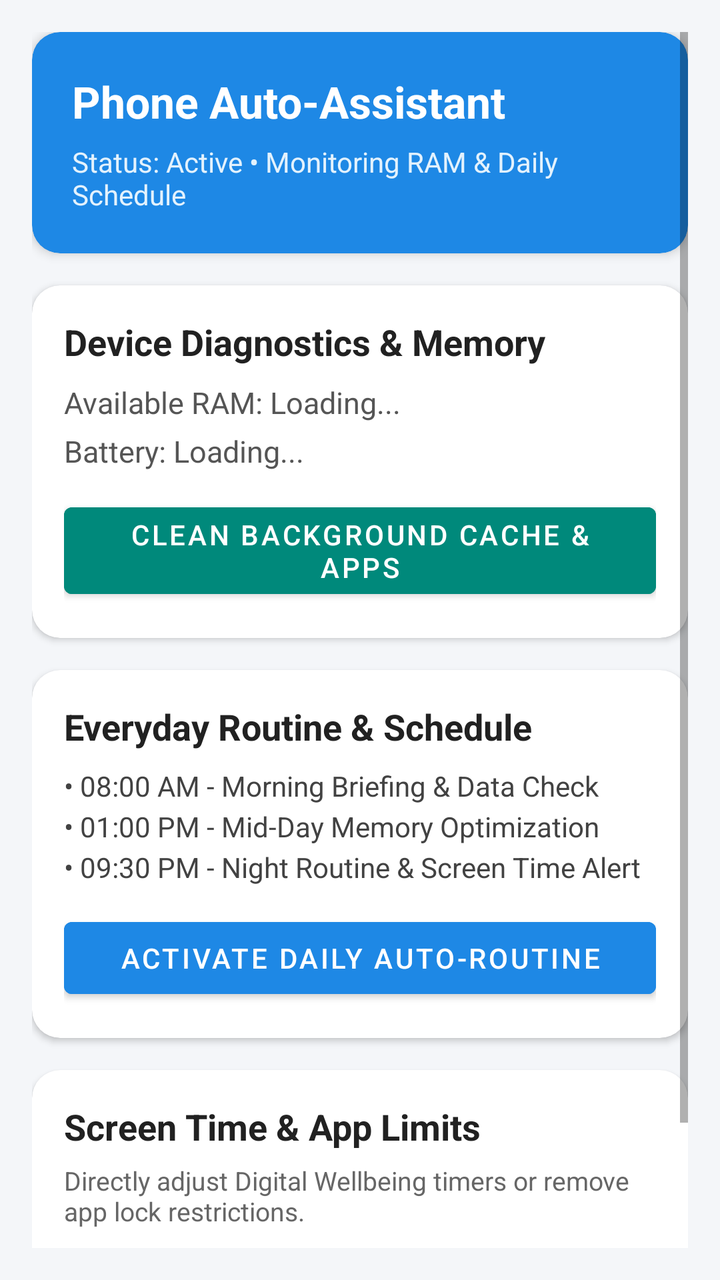
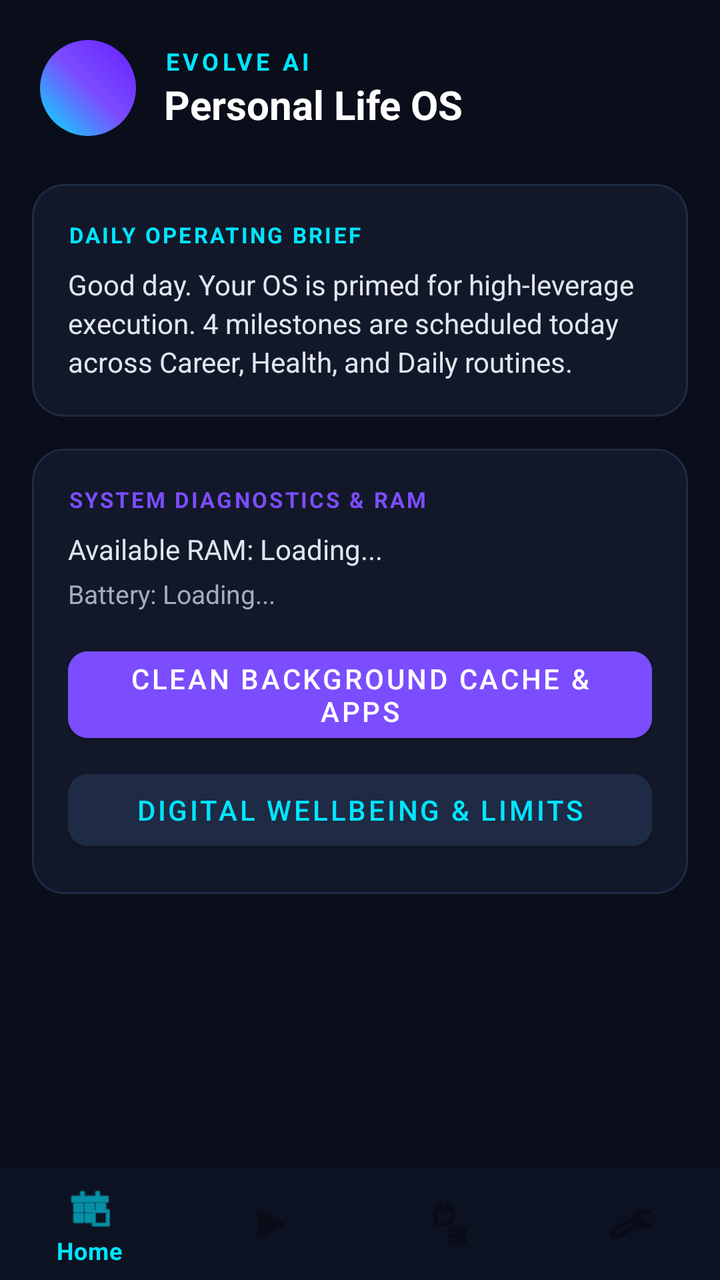

Before-and-after screenshots of an Android layout around one commit, followed by the original layout XML and the change that was made.
<!-- AndroidManifest.xml: application theme Theme.PhoneAssistant -->
<!-- res/layout/activity_main.xml -->
<?xml version="1.0" encoding="utf-8"?>
<ScrollView xmlns:android="http://schemas.android.com/apk/res/android"
    xmlns:app="http://schemas.android.com/apk/res-auto"
    android:layout_width="match_parent"
    android:layout_height="match_parent"
    android:background="#F4F6F9"
    android:padding="16dp">

    <LinearLayout
        android:layout_width="match_parent"
        android:layout_height="wrap_content"
        android:orientation="vertical">

        
        <com.google.android.material.card.MaterialCardView
            android:layout_width="match_parent"
            android:layout_height="wrap_content"
            android:layout_marginBottom="16dp"
            app:cardCornerRadius="14dp"
            app:cardElevation="3dp"
            app:cardBackgroundColor="#1E88E5">

            <LinearLayout
                android:layout_width="match_parent"
                android:layout_height="wrap_content"
                android:orientation="vertical"
                android:padding="20dp">

                <TextView
                    android:layout_width="wrap_content"
                    android:layout_height="wrap_content"
                    android:text="Phone Auto-Assistant"
                    android:textColor="#FFFFFF"
                    android:textSize="22sp"
                    android:textStyle="bold" />

                <TextView
                    android:id="@+id/tvStatus"
                    android:layout_width="wrap_content"
                    android:layout_height="wrap_content"
                    android:layout_marginTop="6dp"
                    android:text="Status: Active • Monitoring RAM &amp; Daily Schedule"
                    android:textColor="#E3F2FD"
                    android:textSize="14sp" />
            </LinearLayout>
        </com.google.android.material.card.MaterialCardView>

        
        <com.google.android.material.card.MaterialCardView
            android:layout_width="match_parent"
            android:layout_height="wrap_content"
            android:layout_marginBottom="16dp"
            app:cardCornerRadius="14dp"
            app:cardElevation="2dp">

            <LinearLayout
                android:layout_width="match_parent"
                android:layout_height="wrap_content"
                android:orientation="vertical"
                android:padding="16dp">

                <TextView
                    android:layout_width="wrap_content"
                    android:layout_height="wrap_content"
                    android:text="Device Diagnostics &amp; Memory"
                    android:textColor="#212121"
                    android:textSize="18sp"
                    android:textStyle="bold" />

                <TextView
                    android:id="@+id/tvMemoryInfo"
                    android:layout_width="wrap_content"
                    android:layout_height="wrap_content"
                    android:layout_marginTop="8dp"
                    android:text="Available RAM: Loading..."
                    android:textColor="#555555"
                    android:textSize="15sp" />

                <TextView
                    android:id="@+id/tvBatteryInfo"
                    android:layout_width="wrap_content"
                    android:layout_height="wrap_content"
                    android:layout_marginTop="4dp"
                    android:text="Battery: Loading..."
                    android:textColor="#555555"
                    android:textSize="15sp" />

                <Button
                    android:id="@+id/btnCleanRam"
                    android:layout_width="match_parent"
                    android:layout_height="wrap_content"
                    android:layout_marginTop="12dp"
                    android:backgroundTint="#00897B"
                    android:text="Clean Background Cache &amp; Apps"
                    android:textColor="#FFFFFF" />
            </LinearLayout>
        </com.google.android.material.card.MaterialCardView>

        
        <com.google.android.material.card.MaterialCardView
            android:layout_width="match_parent"
            android:layout_height="wrap_content"
            android:layout_marginBottom="16dp"
            app:cardCornerRadius="14dp"
            app:cardElevation="2dp">

            <LinearLayout
                android:layout_width="match_parent"
                android:layout_height="wrap_content"
                android:orientation="vertical"
                android:padding="16dp">

                <TextView
                    android:layout_width="wrap_content"
                    android:layout_height="wrap_content"
                    android:text="Everyday Routine &amp; Schedule"
                    android:textColor="#212121"
                    android:textSize="18sp"
                    android:textStyle="bold" />

                <TextView
                    android:id="@+id/tvDailySchedule"
                    android:layout_width="wrap_content"
                    android:layout_height="wrap_content"
                    android:layout_marginTop="8dp"
                    android:lineSpacingExtra="4dp"
                    android:text="• 08:00 AM - Morning Briefing &amp; Data Check\n• 01:00 PM - Mid-Day Memory Optimization\n• 09:30 PM - Night Routine &amp; Screen Time Alert"
                    android:textColor="#424242"
                    android:textSize="14sp" />

                <Button
                    android:id="@+id/btnScheduleSync"
                    android:layout_width="match_parent"
                    android:layout_height="wrap_content"
                    android:layout_marginTop="12dp"
                    android:backgroundTint="#1E88E5"
                    android:text="Activate Daily Auto-Routine"
                    android:textColor="#FFFFFF" />
            </LinearLayout>
        </com.google.android.material.card.MaterialCardView>

        
        <com.google.android.material.card.MaterialCardView
            android:layout_width="match_parent"
            android:layout_height="wrap_content"
            android:layout_marginBottom="16dp"
            app:cardCornerRadius="14dp"
            app:cardElevation="2dp">

            <LinearLayout
                android:layout_width="match_parent"
                android:layout_height="wrap_content"
                android:orientation="vertical"
                android:padding="16dp">

                <TextView
                    android:layout_width="wrap_content"
                    android:layout_height="wrap_content"
                    android:text="Screen Time &amp; App Limits"
                    android:textColor="#212121"
                    android:textSize="18sp"
                    android:textStyle="bold" />

                <TextView
                    android:layout_width="wrap_content"
                    android:layout_height="wrap_content"
                    android:layout_marginTop="6dp"
                    android:text="Directly adjust Digital Wellbeing timers or remove app lock restrictions."
                    android:textColor="#666666"
                    android:textSize="13sp" />

                <Button
                    android:id="@+id/btnScreenTimeSettings"
                    android:layout_width="match_parent"
                    android:layout_height="wrap_content"
                    android:layout_marginTop="12dp"
                    android:backgroundTint="#FB8C00"
                    android:text="Open Screen Time / Digital Wellbeing"
                    android:textColor="#FFFFFF" />
            </LinearLayout>
        </com.google.android.material.card.MaterialCardView>

    </LinearLayout>
</ScrollView>
<!-- resources referenced by this layout -->
<resources>
  <style name="Theme.PhoneAssistant" parent="Theme.MaterialComponents.DayNight.DarkActionBar">
          <item name="colorPrimary">#1E88E5</item>
          <item name="colorPrimaryVariant">#1565C0</item>
          <item name="colorOnPrimary">#FFFFFF</item>
          <item name="colorSecondary">#00ACC1</item>
      </style>
</resources>

<!-- the commit's change to res/layout/activity_main.xml (unified diff, before → after) -->
@@ -1,184 +1,363 @@
 <?xml version="1.0" encoding="utf-8"?>
-<ScrollView xmlns:android="http://schemas.android.com/apk/res/android"
+<androidx.coordinatorlayout.widget.CoordinatorLayout xmlns:android="http://schemas.android.com/apk/res/android"
     xmlns:app="http://schemas.android.com/apk/res-auto"
     android:layout_width="match_parent"
     android:layout_height="match_parent"
-    android:background="#F4F6F9"
-    android:padding="16dp">
-
-    <LinearLayout
+    android:background="#0A0E1A">
+
+    
+    <ScrollView
+        android:layout_width="match_parent"
+        android:layout_height="match_parent"
+        android:layout_marginBottom="64dp"
+        android:padding="16dp">
+
+        <LinearLayout
+            android:layout_width="match_parent"
+            android:layout_height="wrap_content"
+            android:orientation="vertical">
+
+            
+            <LinearLayout
+                android:layout_width="match_parent"
+                android:layout_height="wrap_content"
+                android:orientation="horizontal"
+                android:gravity="center_vertical"
+                android:layout_marginBottom="20dp"
+                android:padding="4dp">
+
+                <ImageView
+                    android:id="@+id/ivOrb"
+                    android:layout_width="48dp"
+                    android:layout_height="48dp"
+                    android:src="@drawable/orb_gradient"
+                    android:contentDescription="Evolve AI Core Orb" />
+
+                <LinearLayout
+                    android:layout_width="wrap_content"
+                    android:layout_height="wrap_content"
+                    android:orientation="vertical"
+                    android:layout_marginStart="14dp">
+
+                    <TextView
+                        android:layout_width="wrap_content"
+                        android:layout_height="wrap_content"
+                        android:text="EVOLVE AI"
+                        android:textColor="#00E5FF"
+                        android:letterSpacing="0.15"
+                        android:textSize="12sp"
+                        android:textStyle="bold" />
+
+                    <TextView
+                        android:layout_width="wrap_content"
+                        android:layout_height="wrap_content"
+                        android:text="Personal Life OS"
+                        android:textColor="#FFFFFF"
+                        android:textSize="20sp"
+                        android:textStyle="bold" />
+                </LinearLayout>
+            </LinearLayout>
+
+            
+            <LinearLayout
+                android:id="@+id/sectionHome"
+                android:layout_width="match_parent"
+                android:layout_height="wrap_content"
+                android:orientation="vertical">
+
+                
+                <com.google.android.material.card.MaterialCardView
+                    android:layout_width="match_parent"
+                    android:layout_height="wrap_content"
+                    android:layout_marginBottom="16dp"
+                    app:cardCornerRadius="16dp"
+                    app:cardElevation="0dp"
+                    app:strokeColor="#1F2A44"
+                    app:strokeWidth="1dp"
+                    app:cardBackgroundColor="#121829">
+
+                    <LinearLayout
+                        android:layout_width="match_parent"
+                        android:layout_height="wrap_content"
+                        android:orientation="vertical"
+                        android:padding="18dp">
+
+                        <TextView
+                            android:layout_width="wrap_content"
+                            android:layout_height="wrap_content"
+                            android:text="DAILY OPERATING BRIEF"
+                            android:textColor="#00E5FF"
+                            android:textSize="11sp"
+                            android:letterSpacing="0.1"
+                            android:textStyle="bold" />
+
+                        <TextView
+                            android:id="@+id/tvDailyBrief"
+                            android:layout_width="wrap_content"
+                            android:layout_height="wrap_content"
+                            android:layout_marginTop="8dp"
+                            android:lineSpacingExtra="3dp"
+                            android:text="Good day. Your OS is primed for high-leverage execution. 4 milestones are scheduled today across Career, Health, and Daily routines."
+                            android:textColor="#E0E6ED"
+                            android:textSize="14sp" />
+                    </LinearLayout>
+                </com.google.android.material.card.MaterialCardView>
+
+                
+                <com.google.android.material.card.MaterialCardView
+                    android:layout_width="match_parent"
+                    android:layout_height="wrap_content"
+                    android:layout_marginBottom="16dp"
+                    app:cardCornerRadius="16dp"
+                    app:cardElevation="0dp"
+                    app:strokeColor="#1F2A44"
+                    app:strokeWidth="1dp"
+                    app:cardBackgroundColor="#121829">
+
+                    <LinearLayout
+                        android:layout_width="match_parent"
+                        android:layout_height="wrap_content"
+                        android:orientation="vertical"
+                        android:padding="18dp">
+
+                        <TextView
+                            android:layout_width="wrap_content"
+                            android:layout_height="wrap_content"
+                            android:text="SYSTEM DIAGNOSTICS &amp; RAM"
+                            android:textColor="#7C4DFF"
+                            android:textSize="11sp"
+                            android:letterSpacing="0.1"
+                            android:textStyle="bold" />
+
+                        <TextView
+                            android:id="@+id/tvMemoryInfo"
+                            android:layout_width="wrap_content"
+                            android:layout_height="wrap_content"
+                            android:layout_marginTop="8dp"
+                            android:text="Available RAM: Loading..."
+                            android:textColor="#E0E6ED"
+                            android:textSize="14sp" />
+
+                        <TextView
+                            android:id="@+id/tvBatteryInfo"
+                            android:layout_width="wrap_content"
+                            android:layout_height="wrap_content"
+                            android:layout_marginTop="4dp"
+                            android:text="Battery: Loading..."
+                            android:textColor="#A0AEC0"
+                            android:textSize="13sp" />
+
+                        <com.google.android.material.button.MaterialButton
+                            android:id="@+id/btnCleanRam"
+                            android:layout_width="match_parent"
+                            android:layout_height="wrap_content"
+                            android:layout_marginTop="14dp"
+                            android:backgroundTint="#7C4DFF"
+                            android:text="Clean Background Cache &amp; Apps"
+                            android:textColor="#FFFFFF"
+                            app:cornerRadius="10dp" />
+
+                        <com.google.android.material.button.MaterialButton
+                            android:id="@+id/btnScreenTimeSettings"
+                            android:layout_width="match_parent"
+                            android:layout_height="wrap_content"
+                            android:layout_marginTop="6dp"
+                            android:backgroundTint="#1F2A44"
+                            android:text="Digital Wellbeing &amp; Limits"
+                            android:textColor="#00E5FF"
+                            app:cornerRadius="10dp" />
+                    </LinearLayout>
+                </com.google.android.material.card.MaterialCardView>
+            </LinearLayout>
+
+            
+            <LinearLayout
+                android:id="@+id/sectionAssistant"
+                android:layout_width="match_parent"
+                android:layout_height="wrap_content"
+                android:orientation="vertical"
+                android:visibility="gone">
+
+                <com.google.android.material.card.MaterialCardView
+                    android:layout_width="match_parent"
+                    android:layout_height="wrap_content"
+                    android:layout_marginBottom="16dp"
+                    app:cardCornerRadius="16dp"
+                    app:strokeColor="#1F2A44"
+                    app:strokeWidth="1dp"
+                    app:cardBackgroundColor="#121829">
+
+                    <LinearLayout
+                        android:layout_width="match_parent"
+                        android:layout_height="wrap_content"
+                        android:orientation="vertical"
+                        android:padding="16dp">
+
+                        <TextView
+                            android:id="@+id/tvAiResponse"
+                            android:layout_width="match_parent"
+                            android:layout_height="wrap_content"
+                            android:minLines="6"
+                            android:lineSpacingExtra="4dp"
+                            android:text="Hello, I am Evolve AI.\n\nAsk me anything regarding your day, career roadmap, workout routine, or type 'remember &lt;note&gt;' to save to permanent AI memory."
+                            android:textColor="#E0E6ED"
+                            android:textSize="14sp" />
+                    </LinearLayout>
+                </com.google.android.material.card.MaterialCardView>
+
+                
+                <LinearLayout
+                    android:layout_width="match_parent"
+                    android:layout_height="wrap_content"
+                    android:orientation="horizontal"
+                    android:gravity="center_vertical"
+                    android:layout_marginBottom="12dp">
+
+                    <EditText
+                        android:id="@+id/etUserQuery"
+                        android:layout_width="0dp"
+                        android:layout_height="48dp"
+                        android:layout_weight="1"
+                        android:background="#121829"
+                        android:hint="Ask Evolve AI or add a task..."
+                        android:textColorHint="#4A5568"
+                        android:textColor="#FFFFFF"
+                        android:paddingStart="14dp"
+                        android:paddingEnd="14dp"
+                        android:textSize="14sp" />
+
+                    <com.google.android.material.button.MaterialButton
+                        android:id="@+id/btnSendQuery"
+                        android:layout_width="wrap_content"
+                        android:layout_height="wrap_content"
+                        android:layout_marginStart="8dp"
+                        android:backgroundTint="#00E5FF"
+                        android:text="Send"
+                        android:textColor="#0A0E1A"
+                        app:cornerRadius="10dp" />
+                </LinearLayout>
+
+                
+                <LinearLayout
+                    android:layout_width="match_parent"
+                    android:layout_height="wrap_content"
+                    android:orientation="horizontal">
+
+                    <Button
+                        android:id="@+id/chipBriefing"
+                        style="@style/Widget.MaterialComponents.Button.OutlinedButton"
+                        android:layout_width="0dp"
+                        android:layout_height="wrap_content"
+                        android:layout_weight="1"
+                        android:layout_marginEnd="4dp"
+                        android:text="Daily Brief"
+                        android:textColor="#00E5FF"
+                        app:strokeColor="#00E5FF" />
+
+                    <Button
+                        android:id="@+id/chipCareer"
+                        style="@style/Widget.MaterialComponents.Button.OutlinedButton"
+                        android:layout_width="0dp"
+                        android:layout_height="wrap_content"
+                        android:layout_weight="1"
+                        android:layout_marginStart="4dp"
+                        android:text="Career Plan"
+                        android:textColor="#7C4DFF"
+                        app:strokeColor="#7C4DFF" />
+                </LinearLayout>
+            </LinearLayout>
+
+            
+            <LinearLayout
+                android:id="@+id/sectionPlanner"
+                android:layout_width="match_parent"
+                android:layout_height="wrap_content"
+                android:orientation="vertical"
+                android:visibility="gone">
+
+                <TextView
+                    android:layout_width="wrap_content"
+                    android:layout_height="wrap_content"
+                    android:text="SCHEDULED MILESTONES &amp; TASKS"
+                    android:textColor="#00E5FF"
+                    android:textSize="11sp"
+                    android:letterSpacing="0.1"
+                    android:textStyle="bold"
+                    android:layout_marginBottom="10dp" />
+
+                <TextView
+                    android:id="@+id/tvPlannerList"
+                    android:layout_width="match_parent"
+                    android:layout_height="wrap_content"
+                    android:lineSpacingExtra="6dp"
+                    android:text="Loading tasks..."
+                    android:textColor="#E0E6ED"
+                    android:textSize="14sp"
+                    android:background="#121829"
+                    android:padding="16dp" />
+
+                <com.google.android.material.button.MaterialButton
+                    android:id="@+id/btnAddNewTask"
+                    android:layout_width="match_parent"
+                    android:layout_height="wrap_content"
+                    android:layout_marginTop="12dp"
+                    android:backgroundTint="#00E5FF"
+                    android:text="+ Add Milestone Task"
+                    android:textColor="#0A0E1A"
+                    app:cornerRadius="10dp" />
+            </LinearLayout>
+
+            
+            <LinearLayout
+                android:id="@+id/sectionMemory"
+                android:layout_width="match_parent"
+                android:layout_height="wrap_content"
+                android:orientation="vertical"
+                android:visibility="gone">
+
+                <TextView
+                    android:layout_width="wrap_content"
+                    android:layout_height="wrap_content"
+                    android:text="PERSISTENT USER-CONTROLLED MEMORY"
+                    android:textColor="#7C4DFF"
+                    android:textSize="11sp"
+                    android:letterSpacing="0.1"
+                    android:textStyle="bold"
+                    android:layout_marginBottom="10dp" />
+
+                <TextView
+                    android:id="@+id/tvMemoryList"
+                    android:layout_width="match_parent"
+                    android:layout_height="wrap_content"
+                    android:lineSpacingExtra="6dp"
+                    android:text="Loading memories..."
+                    android:textColor="#E0E6ED"
+                    android:textSize="14sp"
+                    android:background="#121829"
+                    android:padding="16dp" />
+
+                <com.google.android.material.button.MaterialButton
+                    android:id="@+id/btnClearMemory"
+                    android:layout_width="match_parent"
+                    android:layout_height="wrap_content"
+                    android:layout_marginTop="12dp"
+                    android:backgroundTint="#E53935"
+                    android:text="Clear AI Memory Store"
+                    android:textColor="#FFFFFF"
+                    app:cornerRadius="10dp" />
+            </LinearLayout>
+
+        </LinearLayout>
+    </ScrollView>
+
+    
+    <com.google.android.material.bottomnavigation.BottomNavigationView
+        android:id="@+id/bottomNavigationView"
         android:layout_width="match_parent"
         android:layout_height="wrap_content"
-        android:orientation="vertical">
-
-        
-        <com.google.android.material.card.MaterialCardView
-            android:layout_width="match_parent"
-            android:layout_height="wrap_content"
-            android:layout_marginBottom="16dp"
-            app:cardCornerRadius="14dp"
-            app:cardElevation="3dp"
-            app:cardBackgroundColor="#1E88E5">
-
-            <LinearLayout
-                android:layout_width="match_parent"
-                android:layout_height="wrap_content"
-                android:orientation="vertical"
-                android:padding="20dp">
-
-                <TextView
-                    android:layout_width="wrap_content"
-                    android:layout_height="wrap_content"
-                    android:text="Phone Auto-Assistant"
-                    android:textColor="#FFFFFF"
-                    android:textSize="22sp"
-                    android:textStyle="bold" />
-
-                <TextView
-                    android:id="@+id/tvStatus"
-                    android:layout_width="wrap_content"
-                    android:layout_height="wrap_content"
-                    android:layout_marginTop="6dp"
-                    android:text="Status: Active • Monitoring RAM &amp; Daily Schedule"
-                    android:textColor="#E3F2FD"
-                    android:textSize="14sp" />
-            </LinearLayout>
-        </com.google.android.material.card.MaterialCardView>
-
-        
-        <com.google.android.material.card.MaterialCardView
-            android:layout_width="match_parent"
-            android:layout_height="wrap_content"
-            android:layout_marginBottom="16dp"
-            app:cardCornerRadius="14dp"
-            app:cardElevation="2dp">
-
-            <LinearLayout
-                android:layout_width="match_parent"
-                android:layout_height="wrap_content"
-                android:orientation="vertical"
-                android:padding="16dp">
-
-                <TextView
-                    android:layout_width="wrap_content"
-                    android:layout_height="wrap_content"
-                    android:text="Device Diagnostics &amp; Memory"
-                    android:textColor="#212121"
-                    android:textSize="18sp"
-                    android:textStyle="bold" />
-
-                <TextView
-                    android:id="@+id/tvMemoryInfo"
-                    android:layout_width="wrap_content"
-                    android:layout_height="wrap_content"
-                    android:layout_marginTop="8dp"
-                    android:text="Available RAM: Loading..."
-                    android:textColor="#555555"
-                    android:textSize="15sp" />
-
-                <TextView
-                    android:id="@+id/tvBatteryInfo"
-                    android:layout_width="wrap_content"
-                    android:layout_height="wrap_content"
-                    android:layout_marginTop="4dp"
-                    android:text="Battery: Loading..."
-                    android:textColor="#555555"
-                    android:textSize="15sp" />
-
-                <Button
-                    android:id="@+id/btnCleanRam"
-                    android:layout_width="match_parent"
-                    android:layout_height="wrap_content"
-                    android:layout_marginTop="12dp"
-                    android:backgroundTint="#00897B"
-                    android:text="Clean Background Cache &amp; Apps"
-                    android:textColor="#FFFFFF" />
-            </LinearLayout>
-        </com.google.android.material.card.MaterialCardView>
-
-        
-        <com.google.android.material.card.MaterialCardView
-            android:layout_width="match_parent"
-            android:layout_height="wrap_content"
-            android:layout_marginBottom="16dp"
-            app:cardCornerRadius="14dp"
-            app:cardElevation="2dp">
-
-            <LinearLayout
-                android:layout_width="match_parent"
-                android:layout_height="wrap_content"
-                android:orientation="vertical"
-                android:padding="16dp">
-
-                <TextView
-                    android:layout_width="wrap_content"
-                    android:layout_height="wrap_content"
-                    android:text="Everyday Routine &amp; Schedule"
-                    android:textColor="#212121"
-                    android:textSize="18sp"
-                    android:textStyle="bold" />
-
-                <TextView
-                    android:id="@+id/tvDailySchedule"
-                    android:layout_width="wrap_content"
-                    android:layout_height="wrap_content"
-                    android:layout_marginTop="8dp"
-                    android:lineSpacingExtra="4dp"
-                    android:text="• 08:00 AM - Morning Briefing &amp; Data Check\n• 01:00 PM - Mid-Day Memory Optimization\n• 09:30 PM - Night Routine &amp; Screen Time Alert"
-                    android:textColor="#424242"
-                    android:textSize="14sp" />
-
-                <Button
-                    android:id="@+id/btnScheduleSync"
-                    android:layout_width="match_parent"
-                    android:layout_height="wrap_content"
-                    android:layout_marginTop="12dp"
-                    android:backgroundTint="#1E88E5"
-                    android:text="Activate Daily Auto-Routine"
-                    android:textColor="#FFFFFF" />
-            </LinearLayout>
-        </com.google.android.material.card.MaterialCardView>
-
-        
-        <com.google.android.material.card.MaterialCardView
-            android:layout_width="match_parent"
-            android:layout_height="wrap_content"
-            android:layout_marginBottom="16dp"
-            app:cardCornerRadius="14dp"
-            app:cardElevation="2dp">
-
-            <LinearLayout
-                android:layout_width="match_parent"
-                android:layout_height="wrap_content"
-                android:orientation="vertical"
-                android:padding="16dp">
-
-                <TextView
-                    android:layout_width="wrap_content"
-                    android:layout_height="wrap_content"
-                    android:text="Screen Time &amp; App Limits"
-                    android:textColor="#212121"
-                    android:textSize="18sp"
-                    android:textStyle="bold" />
-
-                <TextView
-                    android:layout_width="wrap_content"
-                    android:layout_height="wrap_content"
-                    android:layout_marginTop="6dp"
-                    android:text="Directly adjust Digital Wellbeing timers or remove app lock restrictions."
-                    android:textColor="#666666"
-                    android:textSize="13sp" />
-
-                <Button
-                    android:id="@+id/btnScreenTimeSettings"
-                    android:layout_width="match_parent"
-                    android:layout_height="wrap_content"
-                    android:layout_marginTop="12dp"
-                    android:backgroundTint="#FB8C00"
-                    android:text="Open Screen Time / Digital Wellbeing"
-                    android:textColor="#FFFFFF" />
-            </LinearLayout>
-        </com.google.android.material.card.MaterialCardView>
-
-    </LinearLayout>
-</ScrollView>
+        android:layout_gravity="bottom"
+        android:background="#0D1222"
+        app:itemTextColor="#00E5FF"
+        app:menu="@menu/bottom_nav_menu" />
+
+</androidx.coordinatorlayout.widget.CoordinatorLayout>
<!-- resource entries referenced after the edit -->
@@ -1,10 +1,28 @@
 <!-- resources referenced by this layout -->
 <resources>
-  <style name="Theme.PhoneAssistant" parent="Theme.MaterialComponents.DayNight.DarkActionBar">
-          <item name="colorPrimary">#1E88E5</item>
-          <item name="colorPrimaryVariant">#1565C0</item>
-          <item name="colorOnPrimary">#FFFFFF</item>
-          <item name="colorSecondary">#00ACC1</item>
+  <!-- drawable orb_gradient (drawable) -->
+  <?xml version="1.0" encoding="utf-8"?>
+  <shape xmlns:android="http://schemas.android.com/apk/res/android"
+      android:shape="oval">
+      <gradient
+          android:angle="45"
+          android:startColor="#00E5FF"
+          android:centerColor="#7C4DFF"
+          android:endColor="#651FFF"
+          android:type="linear" />
+      <size
+          android:width="72dp"
+          android:height="72dp" />
+  </shape>
+  <style name="Theme.PhoneAssistant" parent="Theme.MaterialComponents.DayNight.NoActionBar">
+          <item name="colorPrimary">#00E5FF</item>
+          <item name="colorPrimaryVariant">#00B0FF</item>
+          <item name="colorOnPrimary">#0A0E1A</item>
+          <item name="colorSecondary">#7C4DFF</item>
+          <item name="colorSecondaryVariant">#651FFF</item>
+          <item name="colorOnSecondary">#FFFFFF</item>
+          <item name="android:statusBarColor">#0A0E1A</item>
+          <item name="android:windowBackground">#0A0E1A</item>
       </style>
 </resources>
 
